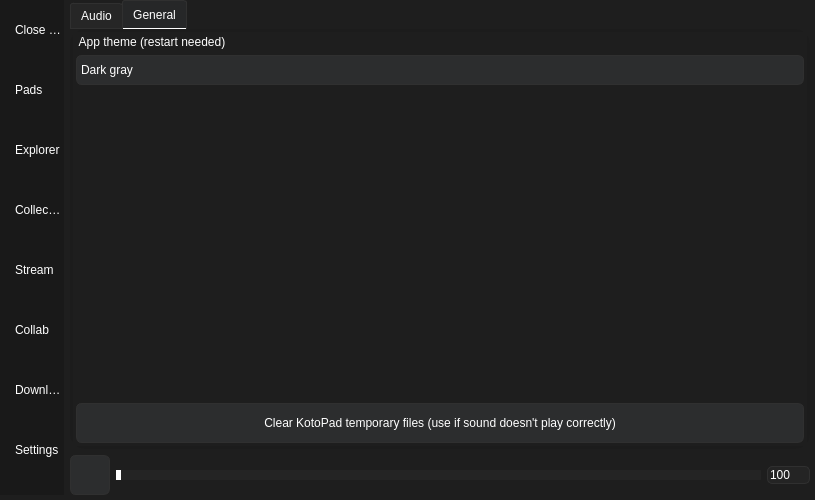
Before: the Qt Designer form gui/gui.ui in BarsTiger/KotoPad, drawn with Qt 5.
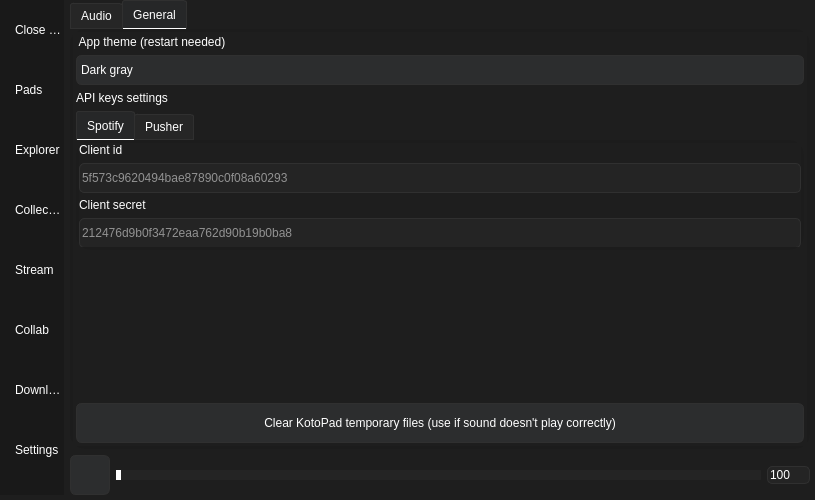
After: the same form once the commit is applied. The open tabs and pages were chosen to show the change. Icons and pictures are not drawn.

Commit message: Added downloading from spotify. TODO: Two playing options - old stream and new download

Diff of the .ui file:
```diff
--- a/gui/gui.ui
+++ b/gui/gui.ui
@@ -914,6 +914,93 @@
                  </item>
                 </widget>
                </item>
+               <item>
+                <widget class="QLabel" name="api_keys_settings_label">
+                 <property name="text">
+                  <string>API keys settings</string>
+                 </property>
+                </widget>
+               </item>
+               <item alignment="Qt::AlignTop">
+                <widget class="QTabWidget" name="api_keys_settings_tabs_widget">
+                 <widget class="QWidget" name="spotify_api_settings_tab">
+                  <attribute name="title">
+                   <string>Spotify</string>
+                  </attribute>
+                  <layout class="QVBoxLayout" name="spotify_api_settings_tab_lay">
+                   <property name="leftMargin">
+                    <number>0</number>
+                   </property>
+                   <property name="topMargin">
+                    <number>0</number>
+                   </property>
+                   <property name="rightMargin">
+                    <number>0</number>
+                   </property>
+                   <property name="bottomMargin">
+                    <number>0</number>
+                   </property>
+                   <item>
+                    <widget class="QLabel" name="spotify_client_id_label">
+                     <property name="sizePolicy">
+                      <sizepolicy hsizetype="Expanding" vsizetype="Minimum">
+                       <horstretch>0</horstretch>
+                       <verstretch>0</verstretch>
+                      </sizepolicy>
+                     </property>
+                     <property name="maximumSize">
+                      <size>
+                       <width>16777215</width>
+                       <height>50</height>
+                      </size>
+                     </property>
+                     <property name="text">
+                      <string>Client id</string>
+                     </property>
+                    </widget>
+                   </item>
+                   <item>
+                    <widget class="QLineEdit" name="spotify_client_id_box">
+                     <property name="minimumSize">
+                      <size>
+                       <width>0</width>
+                       <height>30</height>
+                      </size>
+                     </property>
+                     <property name="placeholderText">
+                      <string>5f573c9620494bae87890c0f08a60293</string>
+                     </property>
+                    </widget>
+                   </item>
+                   <item>
+                    <widget class="QLabel" name="spotify_client_secret_label">
+                     <property name="text">
+                      <string>Client secret</string>
+                     </property>
+                    </widget>
+                   </item>
+                   <item>
+                    <widget class="QLineEdit" name="spotify_client_secret_box">
+                     <property name="minimumSize">
+                      <size>
+                       <width>0</width>
+                       <height>30</height>
+                      </size>
+                     </property>
+                     <property name="placeholderText">
+                      <string>212476d9b0f3472eaa762d90b19b0ba8</string>
+                     </property>
+                    </widget>
+                   </item>
+                  </layout>
+                 </widget>
+                 <widget class="QWidget" name="pusher_settings_tab">
+                  <attribute name="title">
+                   <string>Pusher</string>
+                  </attribute>
+                 </widget>
+                </widget>
+               </item>
                <item>
                 <spacer name="general_settings_tab_spacer">
                  <property name="orientation">
```
Left out of the diff: 10 changed lines with no effect on the pictures. The commit also changes 14 other files.
